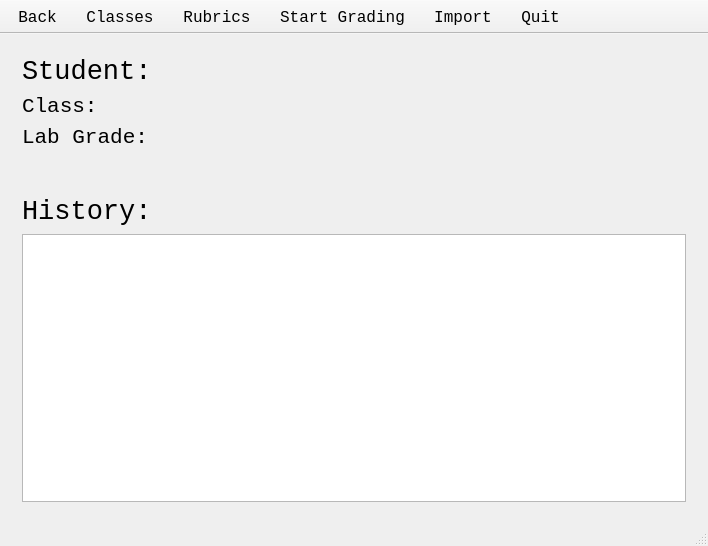
This is GAUI/basescreen.ui in ezfe/grading-assistant-cs205 as Qt 5 draws it before an edit. The edited form follows.
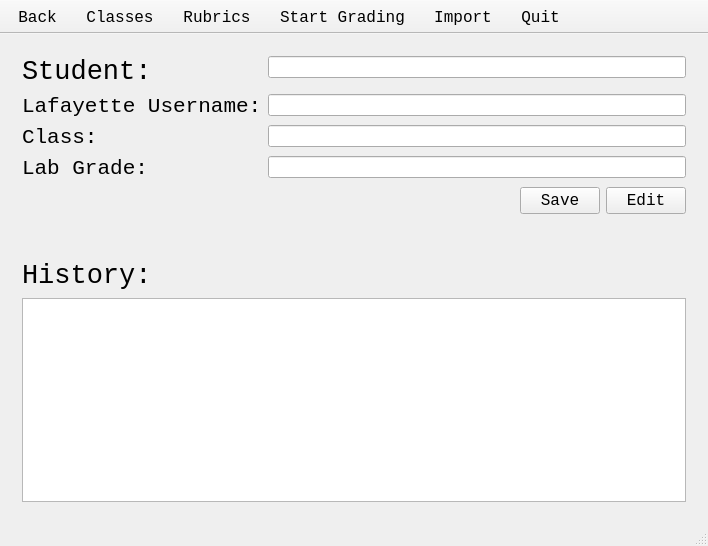
This is the edited form.

Commit message: Added ability to edit student name/username and can calculate student lab grade

Patch:
```diff
--- a/GAUI/basescreen.ui
+++ b/GAUI/basescreen.ui
@@ -376,22 +376,6 @@
       </widget>
       <widget class="QWidget" name="profilePage">
        <layout class="QGridLayout" name="gridLayout_8">
-        <item row="1" column="0">
-         <spacer name="verticalSpacer_8">
-          <property name="orientation">
-           <enum>Qt::Vertical</enum>
-          </property>
-          <property name="sizeType">
-           <enum>QSizePolicy::Preferred</enum>
-          </property>
-          <property name="sizeHint" stdset="0">
-           <size>
-            <width>20</width>
-            <height>40</height>
-           </size>
-          </property>
-         </spacer>
-        </item>
         <item row="0" column="0">
          <layout class="QFormLayout" name="formLayout_2">
           <item row="0" column="0">
@@ -407,7 +391,7 @@
             </property>
            </widget>
           </item>
-          <item row="1" column="0">
+          <item row="2" column="0">
            <widget class="QLabel" name="label_17">
             <property name="font">
              <font>
@@ -420,7 +404,7 @@
             </property>
            </widget>
           </item>
-          <item row="2" column="0">
+          <item row="3" column="0">
            <widget class="QLabel" name="label_18">
             <property name="font">
              <font>
@@ -434,33 +418,16 @@
            </widget>
           </item>
           <item row="0" column="1">
-           <widget class="QLabel" name="studentNameLabel">
-            <property name="font">
-             <font>
-              <family>Monospace</family>
-              <pointsize>20</pointsize>
-             </font>
-            </property>
-            <property name="text">
-             <string/>
-            </property>
-           </widget>
-          </item>
-          <item row="1" column="1">
-           <widget class="QLabel" name="studentClassLabel">
-            <property name="font">
-             <font>
-              <family>Monospace</family>
-              <pointsize>16</pointsize>
-             </font>
-            </property>
-            <property name="text">
-             <string/>
-            </property>
-           </widget>
+           <widget class="QLineEdit" name="studentNameLabel"/>
           </item>
           <item row="2" column="1">
-           <widget class="QLabel" name="labGradeLabel">
+           <widget class="QLineEdit" name="studentClassLabel"/>
+          </item>
+          <item row="3" column="1">
+           <widget class="QLineEdit" name="labGradeLabel"/>
+          </item>
+          <item row="1" column="0">
+           <widget class="QLabel" name="label_11">
             <property name="font">
              <font>
               <family>Monospace</family>
@@ -468,13 +435,16 @@
              </font>
             </property>
             <property name="text">
-             <string/>
+             <string>Lafayette Username:</string>
             </property>
            </widget>
           </item>
+          <item row="1" column="1">
+           <widget class="QLineEdit" name="studentUsernameLabel"/>
+          </item>
          </layout>
         </item>
-        <item row="2" column="0">
+        <item row="3" column="0">
          <widget class="QLabel" name="label_19">
           <property name="font">
            <font>
@@ -487,7 +457,7 @@
           </property>
          </widget>
         </item>
-        <item row="3" column="0">
+        <item row="4" column="0">
          <widget class="QListWidget" name="pastAssignmentsWidget">
           <property name="font">
            <font>
@@ -497,6 +467,65 @@
           </property>
          </widget>
         </item>
+        <item row="2" column="0">
+         <spacer name="verticalSpacer_8">
+          <property name="orientation">
+           <enum>Qt::Vertical</enum>
+          </property>
+          <property name="sizeType">
+           <enum>QSizePolicy::Preferred</enum>
+          </property>
+          <property name="sizeHint" stdset="0">
+           <size>
+            <width>20</width>
+            <height>40</height>
+           </size>
+          </property>
+         </spacer>
+        </item>
+        <item row="1" column="0">
+         <layout class="QHBoxLayout" name="horizontalLayout_7">
+          <item>
+           <spacer name="horizontalSpacer_2">
+            <property name="orientation">
+             <enum>Qt::Horizontal</enum>
+            </property>
+            <property name="sizeHint" stdset="0">
+             <size>
+              <width>40</width>
+              <height>20</height>
+             </size>
+            </property>
+           </spacer>
+          </item>
+          <item>
+           <widget class="QPushButton" name="saveStudentButton">
+            <property name="font">
+             <font>
+              <family>Monospace</family>
+              <pointsize>12</pointsize>
+             </font>
+            </property>
+            <property name="text">
+             <string>Save</string>
+            </property>
+           </widget>
+          </item>
+          <item>
+           <widget class="QPushButton" name="editStudentButton">
+            <property name="font">
+             <font>
+              <family>Monospace</family>
+              <pointsize>12</pointsize>
+             </font>
+            </property>
+            <property name="text">
+             <string>Edit</string>
+            </property>
+           </widget>
+          </item>
+         </layout>
+        </item>
        </layout>
       </widget>
       <widget class="QWidget" name="rubricPage">
```
The commit also changes 4 other files.
